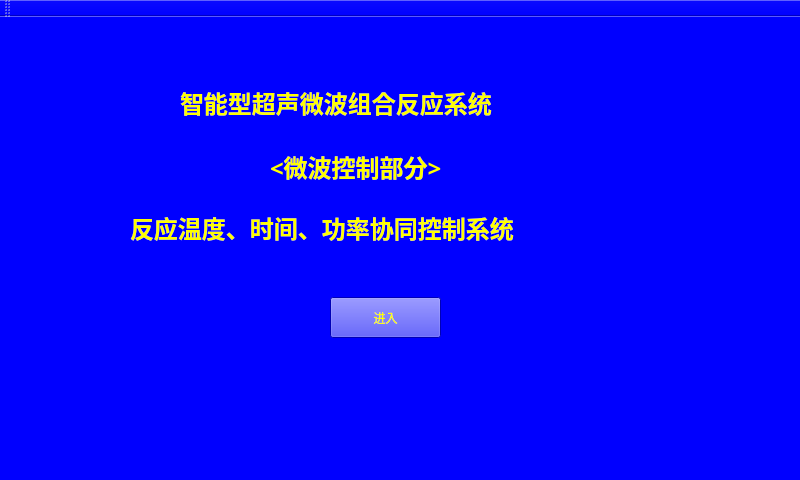
The window that mainwindow.ui (wanghao-xznu/untitled2) describes before a commit, drawn with Qt 5.
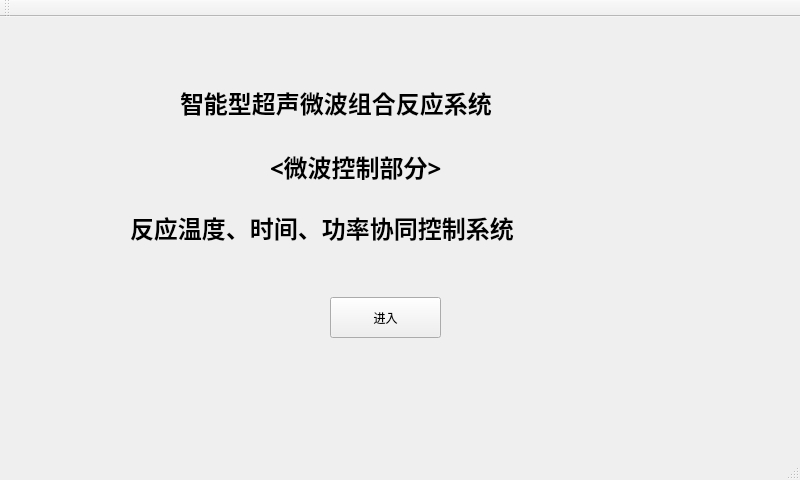
The same window after the commit. Icons and pictures are not drawn.

```diff
--- a/mainwindow.ui
+++ b/mainwindow.ui
@@ -14,8 +14,7 @@
    <string>MainWindow</string>
   </property>
   <property name="styleSheet">
-   <string notr="true">color: rgb(255, 255, 0);
-background-color: rgb(0, 0, 255);</string>
+   <string notr="true">background-image:url(./background_bilang.jpg)</string>
   </property>
   <widget class="QWidget" name="centralWidget">
    <widget class="QLabel" name="label">
```
